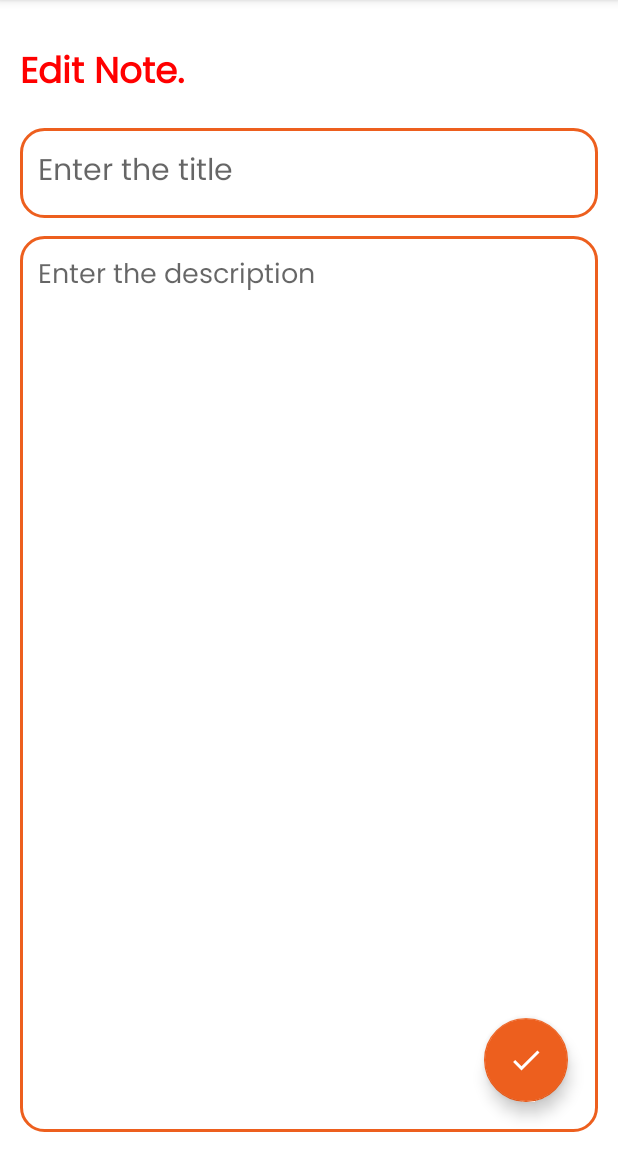
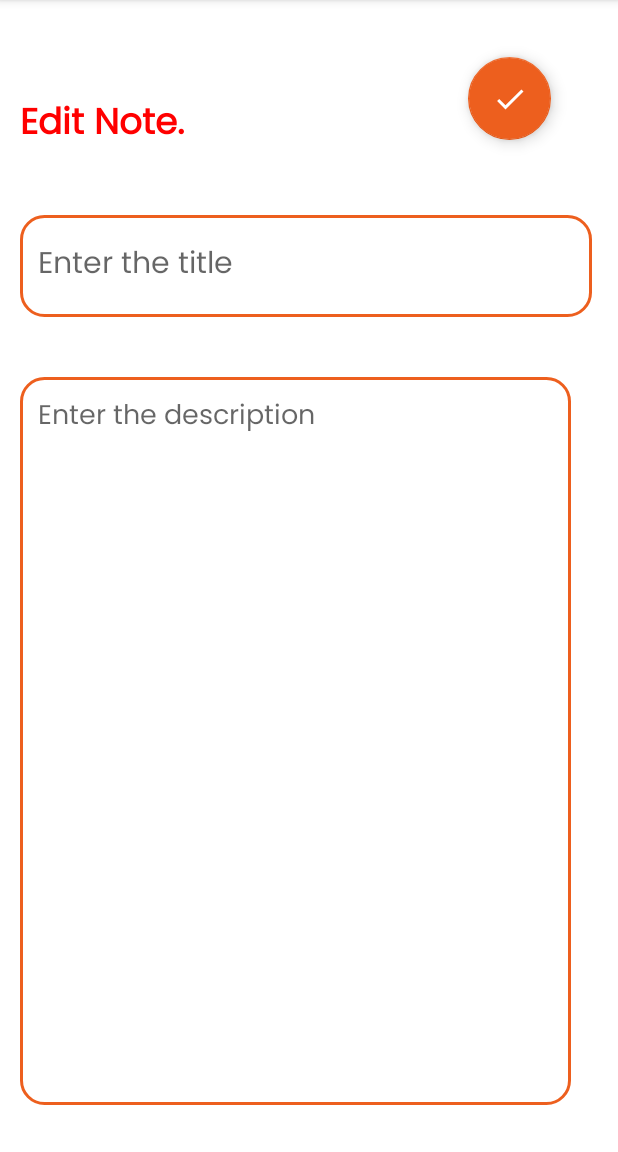
Before and after one commit to KavinduDasanayaka/NoteNest-Android-App, an Android app: the EditNoteFragment screen opened through its navigation route, on a phone screen of 412 x 824 dp, the part 84-1236 px from its top. Run offline under Robolectric (Android 15) with nearby library versions, the phone set to English and light mode, and no system bars; our stand-ins replace Room's generated code, data binding; Roboto replaces fonts that are not available here; 3 statements that could not run were skipped.

Commit message:
Change UIs

```diff
--- a/app/src/main/res/layout/fragment_edit_note.xml
+++ b/app/src/main/res/layout/fragment_edit_note.xml
@@ -9,54 +9,57 @@
         android:orientation="vertical"
         android:padding="12dp"
         tools:context=".UpdateNoteFragment">
+
         <TextView
             android:id="@+id/editNoteHeading"
             android:layout_width="wrap_content"
             android:layout_height="wrap_content"
             android:layout_alignParentTop="true"
-            android:layout_marginTop="16dp"
+            android:layout_marginTop="50dp"
             android:fontFamily="@font/poppins"
             android:text="@string/edit_note"
-            android:textStyle="bold"
             android:textColor="@color/red"
-            android:textSize="24sp" />
+            android:textSize="24sp"
+            android:textStyle="bold" />
+
         <EditText
             android:id="@+id/editNoteTitle"
-            android:layout_width="match_parent"
-            android:layout_height="60dp"
+            android:layout_width="381dp"
+            android:layout_height="68dp"
+            android:layout_below="@id/editNoteHeading"
+            android:layout_marginTop="40dp"
+            android:background="@drawable/orangeborder"
+            android:fontFamily="@font/poppins"
             android:hint="@string/enter_the_title"
+            android:maxLines="1"
             android:padding="12dp"
-            android:textSize="20sp"
-            android:layout_below="@id/editNoteHeading"
-            android:background="@drawable/orangeborder"
-            android:layout_marginTop="16dp"
-            android:maxLines="1"
-            android:fontFamily="@font/poppins"/>
+            android:textSize="20sp" />
+
         <EditText
             android:id="@+id/editNoteDesc"
-            android:layout_width="match_parent"
-            android:layout_height="match_parent"
+            android:layout_width="367dp"
+            android:layout_height="485dp"
+            android:layout_below="@id/editNoteTitle"
+            android:layout_marginTop="40dp"
+            android:background="@drawable/orangeborder"
+            android:fontFamily="@font/poppins"
+            android:gravity="top"
             android:hint="@string/enter_the_description"
-            android:gravity="top"
             android:padding="12dp"
-            android:textSize="18sp"
-            android:fontFamily="@font/poppins"
-            android:background="@drawable/orangeborder"
-            android:layout_below="@id/editNoteTitle"
-            android:layout_marginTop="12dp" />
+            android:textSize="18sp" />
 
         <com.google.android.material.floatingactionbutton.FloatingActionButton
             android:id="@+id/editNoteFab"
-            android:layout_width="wrap_content"
-            android:layout_height="wrap_content"
-            android:layout_marginEnd="20dp"
-            android:layout_marginBottom="20dp"
+            android:layout_width="55dp"
+            android:layout_height="55dp"
+            android:layout_above="@+id/editNoteTitle"
+            android:layout_alignEnd="@+id/editNoteHeading"
+            android:layout_marginEnd="-244dp"
+            android:layout_marginBottom="10dp"
+            android:backgroundTint="@color/orange"
             android:clickable="true"
-            android:backgroundTint="@color/orange"
-            android:tintMode="@color/white"
+            android:contentDescription="@string/editfab"
             android:src="@drawable/baseline_done_24"
-            android:layout_alignParentBottom="true"
-            android:layout_alignParentEnd="true"
-            android:contentDescription="@string/editfab" />
+            android:tintMode="@color/white" />
     </RelativeLayout>
 </layout>
```
Also changed, not shown: app/src/main/res/layout/fragment_add_note.xml (+17 -17 lines).
